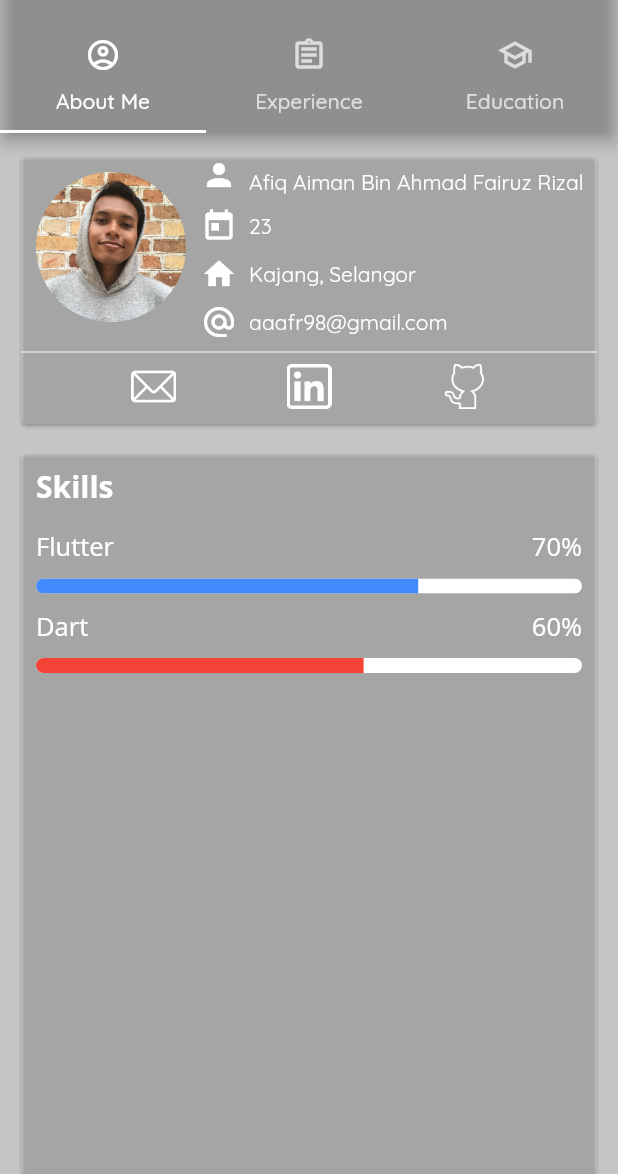
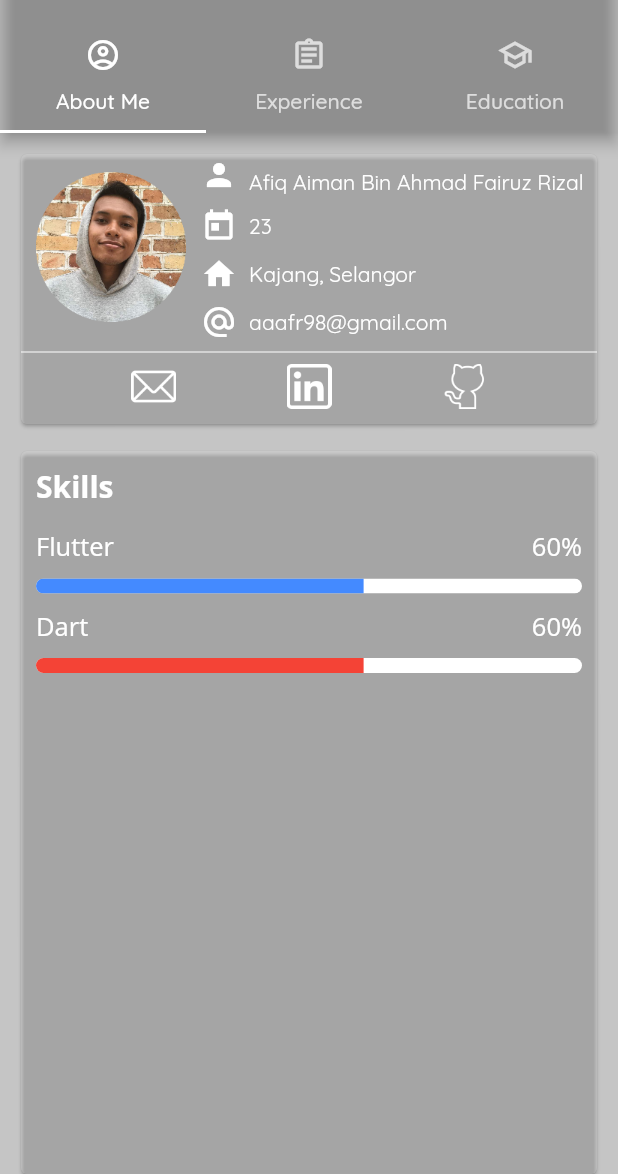
Before and after one commit to afiqaimanafr/resume-mobile-app, a Flutter app: the screen it shows after launch, on a phone screen of 412 x 824 dp, the part 62-1236 px from its top. Run offline on Flutter 3.47's test engine with Material 2 defaults, Android fonts, the light colour scheme and no system bars; Roboto replaces fonts that are missing (QuickSand).

Commit message:
latest ui

```diff
--- a/lib/screens/about_me/widgets/skills_card.dart
+++ b/lib/screens/about_me/widgets/skills_card.dart
@@ -83,8 +83,8 @@ class SkillsCard extends StatelessWidget {
                   ),
                 ),
               ),
-              buildLabelIndicator('Flutter', '70%'),
-              buildProgressIndicator(0.7, Colors.blueAccent),
+              buildLabelIndicator('Flutter', '60%'),
+              buildProgressIndicator(0.6, Colors.blueAccent),
               buildLabelIndicator('Dart', '60%'),
               buildProgressIndicator(0.6, Colors.red),
             ],
```
